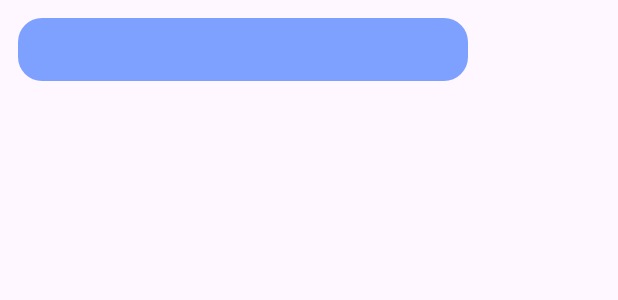
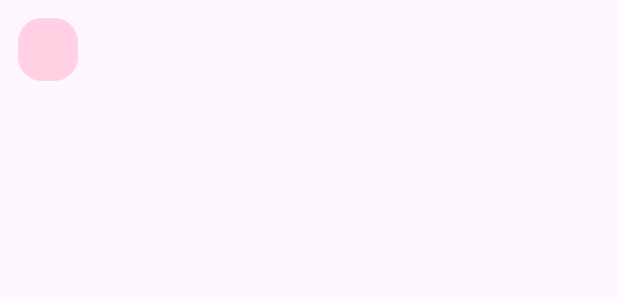
Before and after one commit to nadhilamizayaasriel/Emoticare, an Android app: the layout item_message_received.xml on its own in the app's theme, with its tools: preview values and no code run, on a phone screen of 412 x 824 dp. Shown: the top 300 px of the screen. Run offline under Robolectric (Android 15) with nearby library versions, the phone set to English and light mode, and no system bars.

Commit message:
tampilan baru

```diff
--- a/app/src/main/java/com/example/emoticare/data/api/Message.kt
+++ b/app/src/main/java/com/example/emoticare/data/api/Message.kt
@@ -2,5 +2,5 @@ package com.example.emoticare.data.api
 
 data class Message(
     val message: String,
-    val isReceived: Boolean
+    val isSent: Boolean
 )
--- /dev/null
+++ b/app/src/main/res/drawable/chat_bubble_received.xml
@@ -0,0 +1,6 @@
+<?xml version="1.0" encoding="utf-8"?>
+<shape xmlns:android="http://schemas.android.com/apk/res/android" android:shape="rectangle">
+    <corners android:radius="16dp"/>
+    <solid android:color="@color/pink"/>
+    <padding android:left="10dp" android:top="10dp" android:right="10dp" android:bottom="10dp"/>
+</shape>
--- a/app/src/main/res/layout/item_message_received.xml
+++ b/app/src/main/res/layout/item_message_received.xml
@@ -5,11 +5,13 @@
     android:padding="8dp">
     <TextView
         android:id="@+id/messageTextView"
-        android:layout_width="300dp"
+        android:layout_width="wrap_content"
         android:layout_height="wrap_content"
         android:layout_margin="4dp"
-        android:background="@drawable/chat_bubble"
-        android:padding="10dp"
+        android:maxWidth="300dp"
+        android:background="@drawable/chat_bubble_received"
+        android:paddingStart="20dp"
+        android:paddingEnd="20dp"
         android:textColor="@color/black"
         android:layout_gravity="start"
         android:textSize="16sp" />
--- a/app/src/main/res/layout/item_message_sent.xml
+++ b/app/src/main/res/layout/item_message_sent.xml
@@ -5,11 +5,13 @@
     android:padding="8dp">
     <TextView
         android:id="@+id/messageTextView"
-        android:layout_width="300dp"
+        android:layout_width="wrap_content"
         android:layout_height="wrap_content"
         android:layout_margin="4dp"
+        android:maxWidth="300dp"
         android:background="@drawable/chat_bubble"
-        android:padding="10dp"
+        android:paddingStart="20dp"
+        android:paddingEnd="20dp"
         android:textColor="@color/black"
         android:layout_gravity="end"
         android:textSize="16sp" />
```
Also changed, not shown: app/src/main/java/com/example/emoticare/chat/ChatFragment.kt (+35 -4 lines), app/src/main/java/com/example/emoticare/data/api/ChatAdapter.kt (+11 -27 lines).
